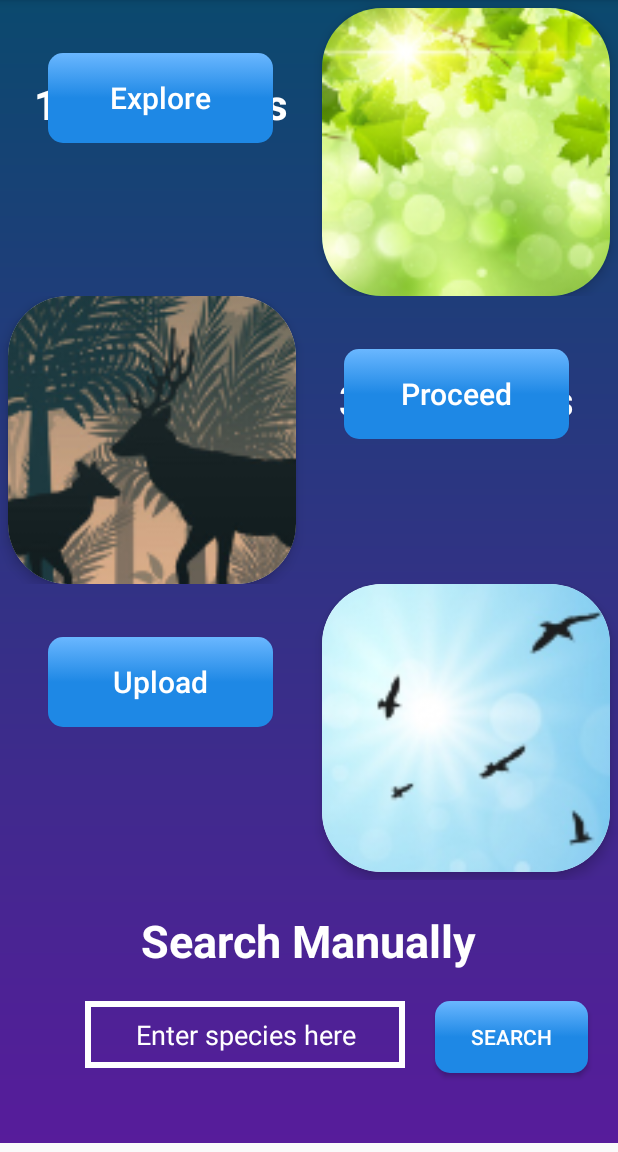
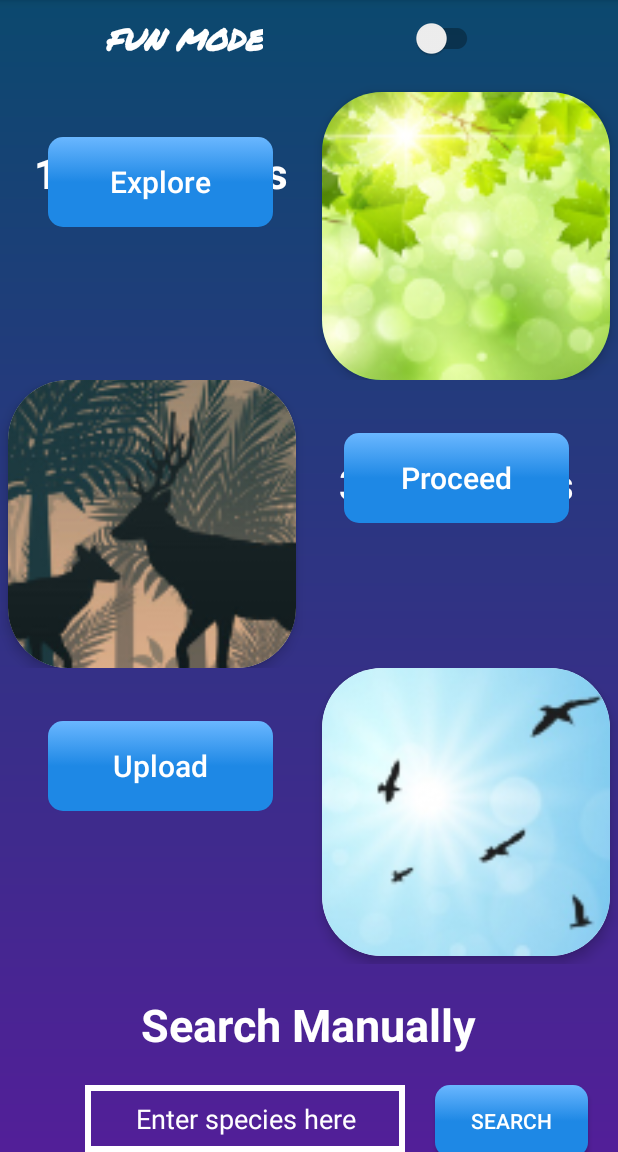
Before and after one commit to NikhilBartwal/Species.ai_Android, an Android app: the screen it shows after launch (MainActivity), on a phone screen of 412 x 824 dp, the part 84-1236 px from its top. Run offline under Robolectric (Android 15) with nearby library versions, the phone set to English and light mode, and no system bars; libraries missing offline, so code that uses them is left out: org.tensorflow.lite; Roboto replaces fonts that are not available here.

Commit message:
Added the fun mode. Added manual search functionality for database.

```diff
--- a/app/build.gradle
+++ b/app/build.gradle
@@ -28,8 +28,8 @@ android {
 
 dependencies {
     implementation fileTree(dir: 'libs', include: ['*.jar'])
-    implementation('org.tensorflow:tensorflow-lite:0.0.0-nightly') { changing = true }
-    implementation('org.tensorflow:tensorflow-lite-gpu:0.0.0-nightly') { changing = true }
+    implementation('org.tensorflow:tensorflow-lite:2.2.0') { changing = true }
+    implementation('org.tensorflow:tensorflow-lite-gpu:2.2.0') { changing = true }
     implementation('org.tensorflow:tensorflow-lite-support:0.0.0-nightly') { changing = true }
     implementation 'com.android.support:recyclerview-v7:28.+'
     implementation 'com.android.support:appcompat-v7:28.+'
--- a/app/src/main/java/com/at/nikhil/speciesai/MainActivity.java
+++ b/app/src/main/java/com/at/nikhil/speciesai/MainActivity.java
@@ -17,6 +17,7 @@ import android.support.v4.content.FileProvider;
 import android.support.v7.app.AlertDialog;
 import android.support.v7.app.AppCompatActivity;
 import android.os.Bundle;
+import android.support.v7.widget.SwitchCompat;
 import android.view.View;
 import android.widget.Button;
 import android.widget.ImageView;
@@ -37,17 +38,34 @@ import java.util.List;
 import java.util.Locale;
 
 public class MainActivity extends BaseActivity {
-    private Button plant_uploaad,animal_upload,bird_upload;
-
+    private Button plant_upload,animal_upload,bird_upload,search;
+    private SwitchCompat funmodeSwitch;
+    private TextView searchQuery;
+    private boolean funmode = false;
     @Override
     protected void onCreate(Bundle savedInstanceState) {
         super.onCreate(savedInstanceState);
         setContentView(R.layout.activity_main);
-        plant_uploaad = findViewById(R.id.plant_upload);
+        plant_upload = findViewById(R.id.plant_upload);
         animal_upload = findViewById(R.id.animal_upload);
         bird_upload = findViewById(R.id.bird_upload);
-
-        plant_uploaad.setOnClickListener(new View.OnClickListener() {
+        search = findViewById(R.id.search_button);
+        searchQuery = findViewById(R.id.searchQuery);
+        funmodeSwitch = findViewById(R.id.funswitch);
+        funmodeSwitch.setOnClickListener(new View.OnClickListener() {
+            @Override
+            public void onClick(View v) {
+                if(funmodeSwitch.isChecked()){
+                    Toast.makeText(MainActivity.this,"Fun-Mode Activated!",Toast.LENGTH_LONG).show();
+                    funmode = true;
+                }
+                else{
+                    Toast.makeText(MainActivity.this,"Fun-Mode Deactivated!",Toast.LENGTH_LONG).show();
+                    funmode = false;
+                }
+            }
+        });
+        plant_upload.setOnClickListener(new View.OnClickListener() {
             @Override
             public void onClick(View v) {
                 type = 0;
@@ -70,7 +88,21 @@ public class MainActivity extends BaseActivity {
                 selectImage(MainActivity.this);
             }
         });
+        search.setOnClickListener(new View.OnClickListener() {
+            @Override
+            public void onClick(View v) {
+                sendSearchQuery(searchQuery.getText().toString());
+            }
+        });
 
+    }
+
+    private void sendSearchQuery(String query){
+        Intent intent = new Intent(MainActivity.this,SpeciesInfo.class);
+        intent.putExtra("Prediction",query);
+        intent.putExtra("type",3);
+        intent.putExtra("camera",false);
+        startActivity(intent);
     }
 
     @Override
@@ -127,6 +159,7 @@ public class MainActivity extends BaseActivity {
         intent.putExtra("imageURI",imageUri.toString());
         intent.putExtra("fromCamera",fromCamera);
         intent.putExtra("type",type);
+        intent.putExtra("funmode",funmode);
         startActivity(intent);
     }
 
--- a/app/src/main/res/layout/activity_main.xml
+++ b/app/src/main/res/layout/activity_main.xml
@@ -4,13 +4,51 @@
     android:layout_width="match_parent"
     android:layout_height="match_parent">
 
+    <LinearLayout android:layout_width="match_parent"
+        android:layout_height="wrap_content"
+        android:orientation="vertical"
+        android:background="@drawable/background">
+
+        <RelativeLayout android:layout_width="match_parent"
+            android:layout_height="match_parent"
+            android:orientation="horizontal">
+
+            <TextView
+                android:id="@+id/fun"
+                android:layout_width="wrap_content"
+                android:layout_height="match_parent"
+                android:textSize="20sp"
+                android:text="FUN MODE"
+                android:textColor="@color/white"
+                android:textStyle="italic|bold"
+                android:layout_marginTop="15dp"
+                android:layout_marginBottom="15dp"
+                android:fontFamily="@font/permanent_marker"
+                android:layout_marginStart="70dp"/>
+
+            <android.support.v7.widget.SwitchCompat
+                android:id="@+id/funswitch"
+                android:layout_width="wrap_content"
+                android:layout_height="wrap_content"
+                android:layout_alignParentRight="true"
+                android:layout_marginRight="90dp"
+                android:layout_marginTop="15dp"
+                android:layout_marginBottom="15dp"
+                android:layout_centerVertical="true"
+                android:outlineSpotShadowColor="@color/white"
+                android:checked="false"
+                android:textOn="ON"
+                android:textOff="OFF"
+                android:textColor="@color/white"
+                android:fontFamily="@font/permanent_marker"
+                android:theme="@style/Switch"/>
+        </RelativeLayout>
+
         <LinearLayout
             android:layout_width="match_parent"
             android:layout_height="wrap_content"
             android:orientation="vertical"
-        android:weightSum="4"
-        android:background="@drawable/background">
-
+            android:weightSum="4">
 
             <RelativeLayout
                 android:layout_width="match_parent"
@@ -28,7 +66,7 @@
                         android:layout_width="wrap_content"
                         android:layout_height="wrap_content"
                         android:layout_centerHorizontal="true"
-                    android:layout_marginTop="50dp"
+                        android:layout_marginTop="40dp"
                         android:fontFamily="@font/courgette"
                         android:text="100+ Flowers"
                         android:textColor="@color/white"
@@ -216,7 +254,7 @@
                     android:textStyle="bold"/>
 
                 <EditText
-                android:id="@+id/editText"
+                    android:id="@+id/searchQuery"
                     android:layout_width="wrap_content"
                     android:layout_height="wrap_content"
                     android:layout_below="@+id/search_title"
@@ -251,4 +289,6 @@
 
         </LinearLayout>
 
+    </LinearLayout>
+
 </ScrollView>
--- a/app/src/main/res/values/styles.xml
+++ b/app/src/main/res/values/styles.xml
@@ -11,6 +11,16 @@
         <item name="android:paddingRight">24dp</item>
     </style>
 
+    <style name="Switch" parent="Theme.AppCompat.Light">
+        <!-- active thumb & track color (30% transparency) -->
+        <item name="colorControlActivated">#46bdbf</item>
+
+        <!-- inactive thumb color -->
+        <item name="colorSwitchThumbNormal">#f1f1f1
+        </item>
+
+    </style>
+
     <style name="AppTheme.AppBarOverlay" parent="ThemeOverlay.AppCompat.Dark.ActionBar" />
 
     <style name="AppTheme.PopupOverlay" parent="ThemeOverlay.AppCompat.Light" />
```
Also changed, not shown: app/src/main/java/com/at/nikhil/speciesai/DatabaseAccess.java (+13 -8 lines), app/src/main/java/com/at/nikhil/speciesai/ImageViewer.java (+8 -4 lines), app/src/main/java/com/at/nikhil/speciesai/SpeciesInfo.java (+26 -12 lines). Lines whose indentation alone changed are shown as unchanged.
